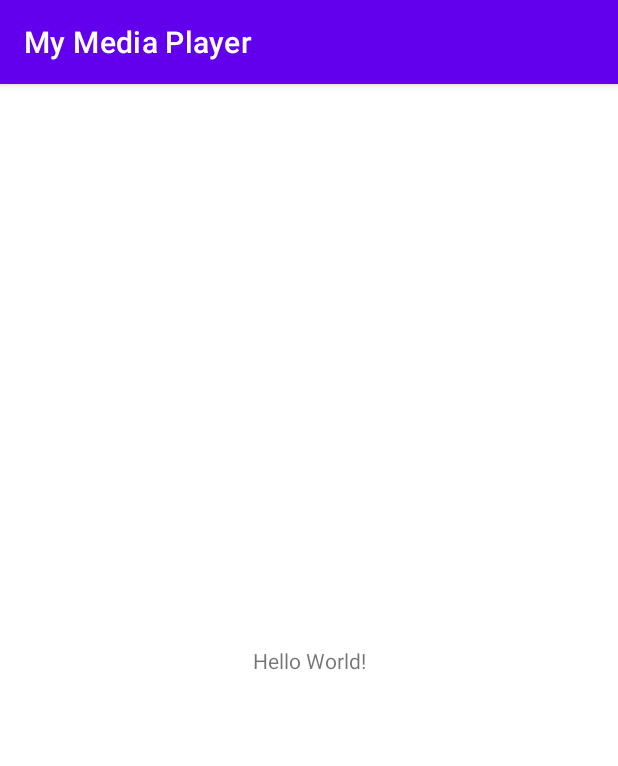
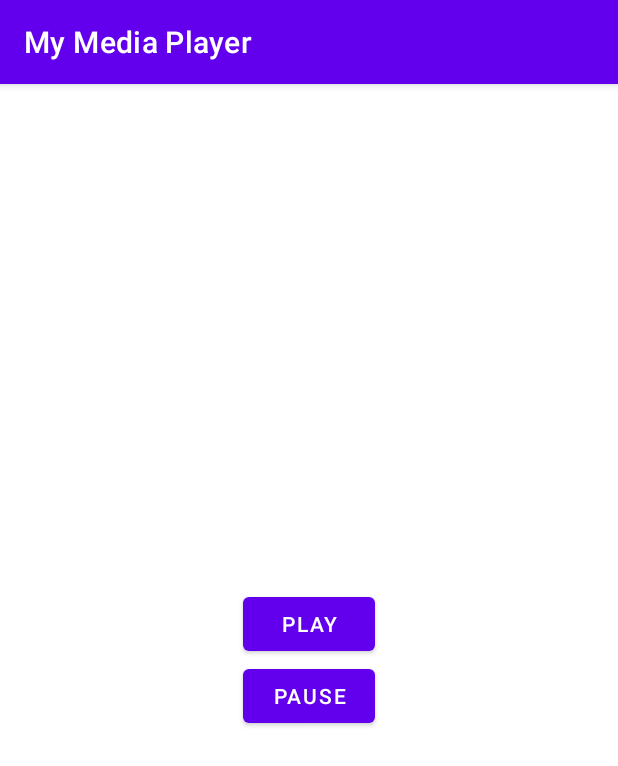
Before and after one commit to Mayank378/My_Media_Player, an Android app: the screen it shows after launch (MainActivity), on a phone screen of 412 x 824 dp. Shown: the top 766 px of the screen. Run offline under Robolectric (Android 15) with nearby library versions, the phone set to English and light mode, and no system bars.

Commit message:
added play/pause button to activity_main.xml

```diff
--- a/app/src/main/res/layout/activity_main.xml
+++ b/app/src/main/res/layout/activity_main.xml
@@ -1,18 +1,24 @@
 <?xml version="1.0" encoding="utf-8"?>
-<androidx.constraintlayout.widget.ConstraintLayout xmlns:android="http://schemas.android.com/apk/res/android"
+<LinearLayout
+    xmlns:android="http://schemas.android.com/apk/res/android"
     xmlns:app="http://schemas.android.com/apk/res-auto"
     xmlns:tools="http://schemas.android.com/tools"
     android:layout_width="match_parent"
     android:layout_height="match_parent"
+    android:orientation="vertical"
+    android:gravity="center"
     tools:context=".MainActivity">
 
-    <TextView
+    <Button
+        android:id="@+id/play_button"
+        android:text="@string/play_button"
         android:layout_width="wrap_content"
-        android:layout_height="wrap_content"
-        android:text="Hello World!"
-        app:layout_constraintBottom_toBottomOf="parent"
-        app:layout_constraintLeft_toLeftOf="parent"
-        app:layout_constraintRight_toRightOf="parent"
-        app:layout_constraintTop_toTopOf="parent" />
+        android:layout_height="wrap_content"/>
 
-</androidx.constraintlayout.widget.ConstraintLayout>
+    <Button
+        android:id="@+id/pause_button"
+        android:text="@string/pause_button"
+        android:layout_width="wrap_content"
+        android:layout_height="wrap_content"/>
+
+</LinearLayout>
--- a/app/src/main/res/values/strings.xml
+++ b/app/src/main/res/values/strings.xml
@@ -1,3 +1,6 @@
 <resources>
     <string name="app_name">My Media Player</string>
+
+    <string name="play_button">Play</string>
+    <string name="pause_button">Pause</string>
 </resources>
```
